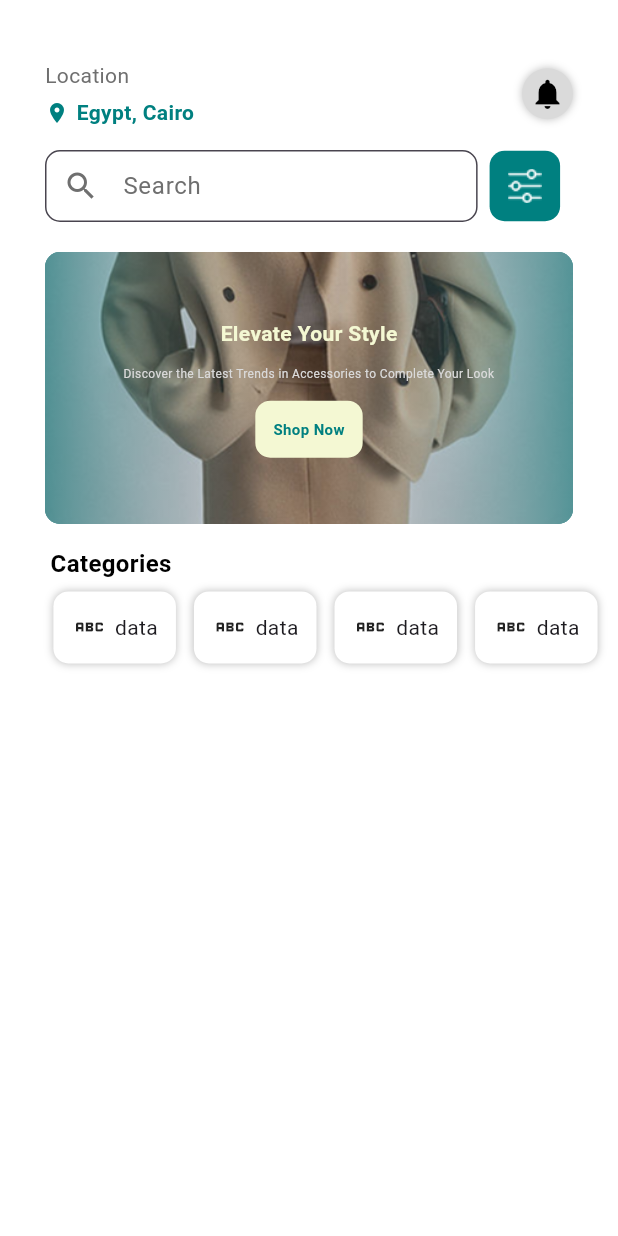
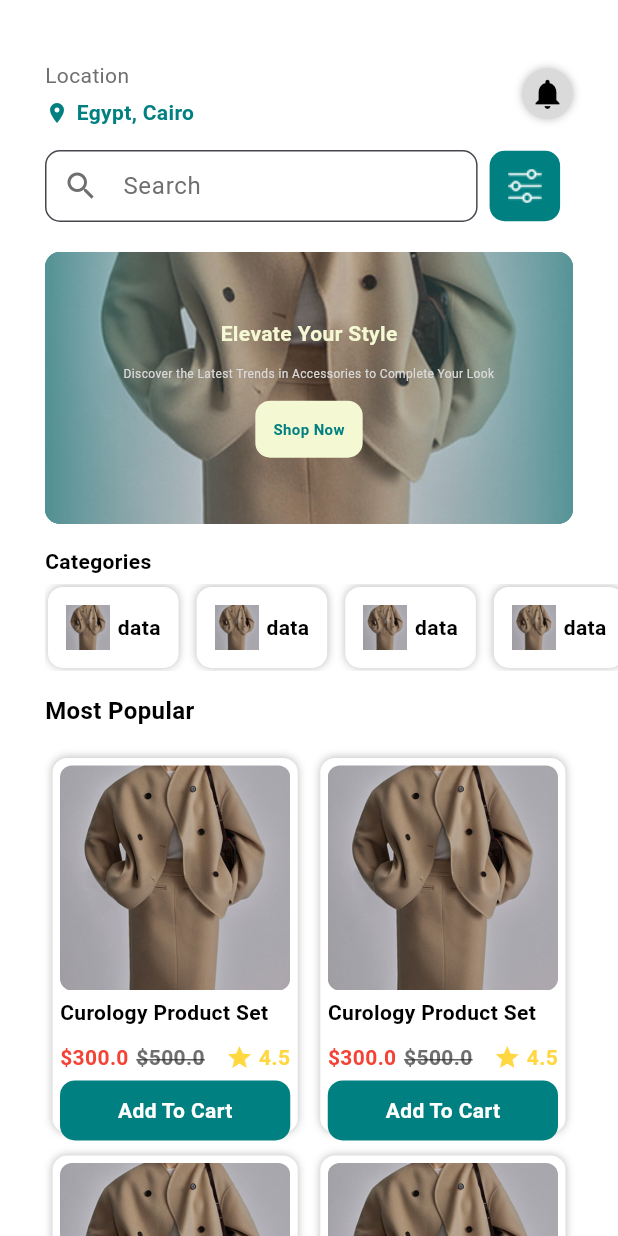
Before and after one commit to Mareamkhaled/final_project_bootcamp, a Flutter app: the screen it shows after launch, on a phone screen of 412 x 824 dp. Run offline on Flutter 3.47's test engine with Material 3 defaults, Android fonts, the phone set to English and light mode, and no system bars; our stand-ins replace device_preview, google_fonts; Roboto replaces fonts that are missing (Lemonada).

Commit message:
Add new widget components for product display and categories section

```diff
--- a/lib/main screen/presentation/views/main_screen.dart
+++ b/lib/main screen/presentation/views/main_screen.dart
@@ -1,5 +1,6 @@
 import 'package:final_project_bootcamp/core/app_colors.dart';
-import 'package:final_project_bootcamp/main%20screen/presentation/widgets/category_card.dart';
+import 'package:final_project_bootcamp/main%20screen/presentation/widgets/categories_section.dart';
+import 'package:final_project_bootcamp/main%20screen/presentation/widgets/custom_grid_view.dart';
 import 'package:final_project_bootcamp/main%20screen/presentation/widgets/upper_content.dart';
 import 'package:flutter/material.dart';
 
@@ -11,42 +12,38 @@ class MainScreen extends StatelessWidget {
   Widget build(BuildContext context) {
     return Scaffold(
       backgroundColor: AppColors.myWhite,
-      body: Column(
+      body: SingleChildScrollView(
+        child: Column(
           children: [
             UpperContent(),
             SizedBox(
               height: 15,
             ),
+            CategoriesSection(),
+            SizedBox(
+              height: 15,
+            ),
             Padding(
-            padding: const EdgeInsets.only(left: 30),
+              padding: const EdgeInsets.symmetric(horizontal: 30),
               child: Column(
                 crossAxisAlignment: CrossAxisAlignment.start,
                 children: [
                   Text(
-                  "Categories",
+                    "Most Popular",
                     style: AppStyles.semiBold.copyWith(
                       color: AppColors.myBlack,
                       fontSize: 16,
                     ),
                   ),
                   SizedBox(
-                  height: 5,
+                    height: 15,
                   ),
-                SingleChildScrollView(
-                  scrollDirection: Axis.horizontal,
-                  child: Row(
-                    children: [
-                      CategoryCard(),
-                      CategoryCard(),
-                      CategoryCard(),
-                      CategoryCard(),
+                  CustomGridView(),
                 ],
               ),
-                )
+            ),
           ],
         ),
-          )
-        ],
       ),
     );
   }
--- /dev/null
+++ b/lib/main screen/presentation/widgets/aadd_to_cart_button.dart
@@ -0,0 +1,35 @@
+import 'package:flutter/material.dart';
+
+class MyButton extends StatelessWidget {
+  const MyButton(
+      {super.key,
+      required this.onTap,
+      required this.color,
+      required this.text,
+      required this.style});
+  final void Function() onTap;
+  final Color color;
+  final String text;
+  final TextStyle style;
+  @override
+  Widget build(BuildContext context) {
+    return InkWell(
+      onTap: onTap,
+      child: Container(
+        padding: EdgeInsets.symmetric(vertical: 10),
+        width: double.infinity,
+        // height: 80.h,
+        decoration: BoxDecoration(
+            // border: Border.all(color: AppColors.myBlue, width: 2),
+            borderRadius: BorderRadius.circular(10),
+            color: color),
+        child: Center(
+          child: Text(
+            text,
+            style: style,
+          ),
+        ),
+      ),
+    );
+  }
+}
--- /dev/null
+++ b/lib/main screen/presentation/widgets/card_item.dart
@@ -0,0 +1,68 @@
+import 'package:final_project_bootcamp/core/app_colors.dart';
+import 'package:final_project_bootcamp/core/app_styles.dart';
+import 'package:final_project_bootcamp/helper/get_font_size.dart';
+import 'package:final_project_bootcamp/main%20screen/presentation/widgets/aadd_to_cart_button.dart'
+    show MyButton;
+import 'package:final_project_bootcamp/main%20screen/presentation/widgets/custom_image_card.dart';
+import 'package:final_project_bootcamp/main%20screen/presentation/widgets/product_name_with_price_and_rate.dart';
+import 'package:flutter/material.dart';
+
+class CardItem extends StatelessWidget {
+  const CardItem({
+    super.key,
+    required this.newPrice,
+    required this.oldPrice,
+    required this.nameProduct,
+    required this.image,
+  });
+  final double newPrice;
+  final double oldPrice;
+  final String nameProduct;
+  final String image;
+  @override
+  Widget build(BuildContext context) {
+    return Container(
+      decoration: BoxDecoration(
+        color: AppColors.myWhite,
+        borderRadius: BorderRadius.circular(10),
+        boxShadow: [
+          BoxShadow(
+            color: AppColors.myBlack.withOpacity(0.25),
+            offset: Offset(0, 0),
+            blurRadius: 4,
+          )
+        ],
+      ),
+      child: Padding(
+        padding: const EdgeInsets.all(5),
+        child: Column(
+          children: [
+            CustomImageCard(
+              image: image,
+            ),
+            SizedBox(
+              height: 5,
+            ),
+            ProductNameWithPriceAndRate(
+              nameProduct: nameProduct,
+              newPrice: newPrice,
+              oldPrice: oldPrice,
+            ),
+            SizedBox(
+              height: 5,
+            ),
+            MyButton(
+              onTap: () {},
+              color: AppColors.myBlue,
+              text: "Add To Cart",
+              style: AppStyles.semiBold.copyWith(
+                color: AppColors.myWhite,
+                fontSize: getFontSize(context, 10),
+              ),
+            ),
+          ],
+        ),
+      ),
+    );
+  }
+}
--- /dev/null
+++ b/lib/main screen/presentation/widgets/categories_section.dart
@@ -0,0 +1,61 @@
+import 'package:final_project_bootcamp/core/app_colors.dart';
+import 'package:final_project_bootcamp/core/app_images.dart';
+import 'package:final_project_bootcamp/core/app_styles.dart';
+import 'package:final_project_bootcamp/helper/get_font_size.dart';
+import 'package:final_project_bootcamp/main%20screen/presentation/widgets/category_card.dart';
+import 'package:flutter/material.dart';
+
+class CategoriesSection extends StatelessWidget {
+  const CategoriesSection({
+    super.key,
+  });
+
+  @override
+  Widget build(BuildContext context) {
+    return Padding(
+      padding: const EdgeInsets.only(left: 30),
+      child: Column(
+        crossAxisAlignment: CrossAxisAlignment.start,
+        children: [
+          Text(
+            "Categories",
+            style: AppStyles.semiBold.copyWith(
+              color: AppColors.myBlack,
+              fontSize: getFontSize(context, 16),
+            ),
+          ),
+          SizedBox(
+            height: 5,
+          ),
+          SingleChildScrollView(
+            scrollDirection: Axis.horizontal,
+            child: Row(
+              children: [
+                CategoryCard(
+                  categoryName: 'data',
+                  categoryImage: Assets.assetsImagesTest,
+                ),
+                CategoryCard(
+                  categoryName: 'data',
+                  categoryImage: Assets.assetsImagesTest,
+                ),
+                CategoryCard(
+                  categoryName: 'data',
+                  categoryImage: Assets.assetsImagesTest,
+                ),
+                CategoryCard(
+                  categoryName: 'data',
+                  categoryImage: Assets.assetsImagesTest,
+                ),
+                CategoryCard(
+                  categoryName: 'data',
+                  categoryImage: Assets.assetsImagesTest,
+                ),
+              ],
+            ),
+          )
+        ],
+      ),
+    );
+  }
+}
--- a/lib/main screen/presentation/widgets/category_card.dart
+++ b/lib/main screen/presentation/widgets/category_card.dart
@@ -1,11 +1,17 @@
-import 'package:final_project_bootcamp/core/app_colors.dart';
 import 'package:flutter/material.dart';
+
+import '../../../core/app_colors.dart';
+import '../../../core/app_styles.dart' show AppStyles;
+import '../../../helper/get_font_size.dart';
 
 class CategoryCard extends StatelessWidget {
   const CategoryCard({
     super.key,
+    required this.categoryName,
+    required this.categoryImage,
   });
-
+  final String categoryName;
+  final String categoryImage;
   @override
   Widget build(BuildContext context) {
     return Padding(
@@ -25,11 +31,21 @@ class CategoryCard extends StatelessWidget {
         ),
         child: Row(
           children: [
-            Icon(Icons.abc),
+            Image(
+              image: AssetImage(categoryImage),
+              height: 30,
+              fit: BoxFit.cover,
+            ),
             SizedBox(
               width: 5,
             ),
-            Text("data")
+            Text(
+              categoryName,
+              style: AppStyles.semiBold.copyWith(
+                color: AppColors.myBlack,
+                fontSize: getFontSize(context, 10),
+              ),
+            )
           ],
         ),
       ),
--- /dev/null
+++ b/lib/main screen/presentation/widgets/custom_grid_view.dart
@@ -0,0 +1,33 @@
+import 'package:final_project_bootcamp/core/app_images.dart';
+import 'package:final_project_bootcamp/main%20screen/presentation/widgets/card_item.dart';
+import 'package:flutter/material.dart';
+
+class CustomGridView extends StatelessWidget {
+  const CustomGridView({
+    super.key,
+  });
+
+  @override
+  Widget build(BuildContext context) {
+    return SizedBox(
+      height: 800,
+      child: GridView.builder(
+        padding: EdgeInsets.all(5),
+        physics: const NeverScrollableScrollPhysics(),
+        gridDelegate: const SliverGridDelegateWithFixedCrossAxisCount(
+          crossAxisCount: 2,
+          crossAxisSpacing: 15,
+          mainAxisSpacing: 15,
+          mainAxisExtent: 250,
+        ),
+        itemCount: 6,
+        itemBuilder: (context, index) => CardItem(
+          newPrice: 300.00,
+          oldPrice: 500.00,
+          nameProduct: 'Curology Product Set ',
+          image: Assets.assetsImagesTest,
+        ),
+      ),
+    );
+  }
+}
--- /dev/null
+++ b/lib/main screen/presentation/widgets/custom_image_card.dart
@@ -0,0 +1,25 @@
+import 'package:flutter/material.dart';
+
+class CustomImageCard extends StatelessWidget {
+  const CustomImageCard({
+    super.key,
+    required this.image,
+  });
+  final String image;
+  @override
+  Widget build(BuildContext context) {
+    return SizedBox(
+      height: 150,
+      width: double.infinity,
+      child: ClipRRect(
+        borderRadius: BorderRadius.circular(8),
+        child: Image(
+          fit: BoxFit.cover,
+          image: AssetImage(
+            image,
+          ),
+        ),
+      ),
+    );
+  }
+}
--- /dev/null
+++ b/lib/main screen/presentation/widgets/new_price_and_the_old.dart
@@ -0,0 +1,39 @@
+import 'package:final_project_bootcamp/core/app_colors.dart';
+import 'package:final_project_bootcamp/core/app_styles.dart';
+import 'package:final_project_bootcamp/helper/get_font_size.dart';
+import 'package:flutter/material.dart';
+
+class NewPriceAndTheOld extends StatelessWidget {
+  const NewPriceAndTheOld({
+    super.key,
+    required this.newPrice,
+    required this.oldPrice,
+  });
+  final double newPrice;
+  final double oldPrice;
+  @override
+  Widget build(BuildContext context) {
+    return Row(
+      children: [
+        Text(
+          r"$" + newPrice.toString(),
+          style: AppStyles.semiBold.copyWith(
+            color: Colors.red,
+            fontSize: getFontSize(context, 12),
+          ),
+        ),
+        SizedBox(
+          width: 5,
+        ),
+        Text(
+          r"$" + oldPrice.toString(),
+          style: AppStyles.semiBold.copyWith(
+            decoration: TextDecoration.lineThrough,
+            color: AppColors.myGrey,
+            fontSize: getFontSize(context, 10),
+          ),
+        ),
+      ],
+    );
+  }
+}
--- /dev/null
+++ b/lib/main screen/presentation/widgets/product_name_with_price_and_rate.dart
@@ -0,0 +1,48 @@
+import 'package:final_project_bootcamp/core/app_colors.dart';
+import 'package:final_project_bootcamp/core/app_styles.dart';
+import 'package:final_project_bootcamp/helper/get_font_size.dart';
+import 'package:final_project_bootcamp/main%20screen/presentation/widgets/new_price_and_the_old.dart';
+import 'package:final_project_bootcamp/main%20screen/presentation/widgets/rating_section.dart';
+import 'package:flutter/material.dart';
+
+class ProductNameWithPriceAndRate extends StatelessWidget {
+  const ProductNameWithPriceAndRate({
+    super.key,
+    required this.nameProduct,
+    required this.newPrice,
+    required this.oldPrice,
+  });
+
+  final String nameProduct;
+  final double newPrice;
+  final double oldPrice;
+
+  @override
+  Widget build(BuildContext context) {
+    return Column(
+      crossAxisAlignment: CrossAxisAlignment.start,
+      children: [
+        Text(
+          nameProduct,
+          style: AppStyles.semiBold.copyWith(
+            color: AppColors.myBlack,
+            fontSize: getFontSize(context, 10),
+          ),
+        ),
+        SizedBox(
+          height: 10,
+        ),
+        Row(
+          children: [
+            NewPriceAndTheOld(
+              newPrice: newPrice,
+              oldPrice: oldPrice,
+            ),
+            Spacer(),
+            RatingSection()
+          ],
+        ),
+      ],
+    );
+  }
+}
--- /dev/null
+++ b/lib/main screen/presentation/widgets/rating_section.dart
@@ -0,0 +1,32 @@
+import 'package:final_project_bootcamp/core/app_styles.dart';
+import 'package:final_project_bootcamp/helper/get_font_size.dart';
+import 'package:flutter/material.dart';
+
+class RatingSection extends StatelessWidget {
+  const RatingSection({
+    super.key,
+  });
+
+  @override
+  Widget build(BuildContext context) {
+    return Row(
+      children: [
+        Icon(
+          Icons.star,
+          color: Colors.amberAccent,
+          size: 18,
+        ),
+        SizedBox(
+          width: 4,
+        ),
+        Text(
+          "4.5",
+          style: AppStyles.semiBold.copyWith(
+            color: Colors.amberAccent,
+            fontSize: getFontSize(context, 10),
+          ),
+        )
+      ],
+    );
+  }
+}
```
Lines whose indentation alone changed are shown as unchanged.
